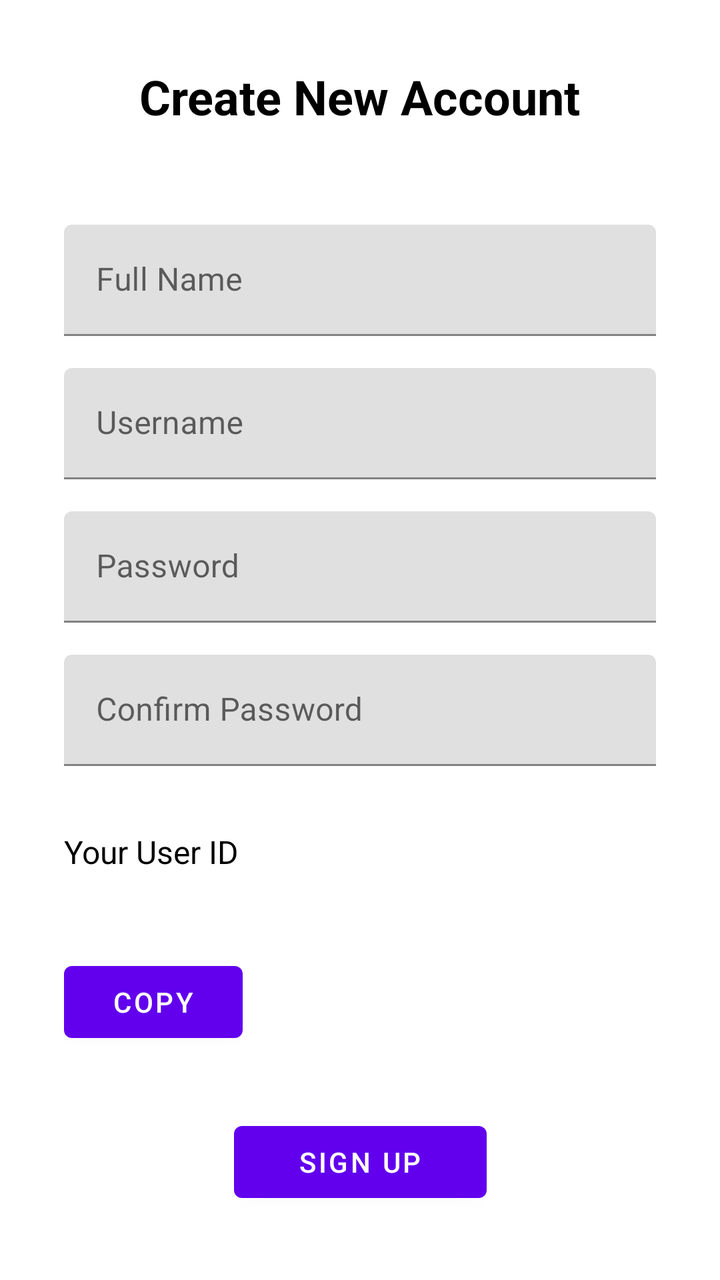
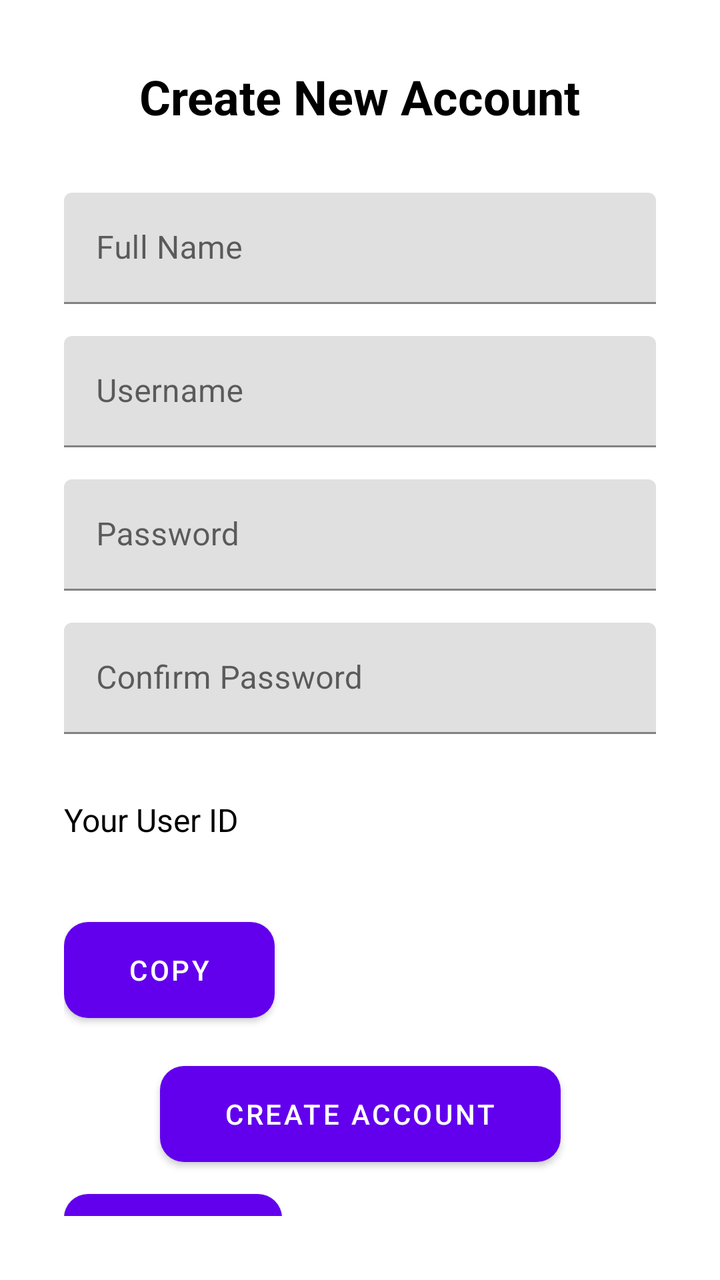

The first picture is an Android layout as it rendered before a commit; the second is the same layout after the commit. The layout source and the unified diff follow.
<!-- AndroidManifest.xml: application theme Theme.HarmonieBudget -->
<!-- res/layout/activity_register.xml -->
<?xml version="1.0" encoding="utf-8"?>
<androidx.constraintlayout.widget.ConstraintLayout
    xmlns:android="http://schemas.android.com/apk/res/android"
    xmlns:app="http://schemas.android.com/apk/res-auto"
    android:layout_width="match_parent"
    android:layout_height="match_parent"
    android:padding="32dp"
    android:background="@color/white">

    <TextView
        android:id="@+id/tv_register_title"
        android:layout_width="wrap_content"
        android:layout_height="wrap_content"
        android:text="@string/create_account_title"
        android:textSize="24sp"
        android:textStyle="bold"
        app:layout_constraintTop_toTopOf="parent"
        app:layout_constraintStart_toStartOf="parent"
        app:layout_constraintEnd_toEndOf="parent" />

    <com.google.android.material.textfield.TextInputLayout
        android:id="@+id/til_name"
        android:layout_width="0dp"
        android:layout_height="wrap_content"
        android:layout_marginTop="48dp"
        app:layout_constraintTop_toBottomOf="@id/tv_register_title"
        app:layout_constraintStart_toStartOf="parent"
        app:layout_constraintEnd_toEndOf="parent">

        <com.google.android.material.textfield.TextInputEditText
            android:id="@+id/et_name"
            android:layout_width="match_parent"
            android:layout_height="wrap_content"
            android:hint="@string/name_hint"
            android:textColor="@android:color/black" />
    </com.google.android.material.textfield.TextInputLayout>

    <com.google.android.material.textfield.TextInputLayout
        android:id="@+id/til_username"
        android:layout_width="0dp"
        android:layout_height="wrap_content"
        android:layout_marginTop="16dp"
        app:layout_constraintTop_toBottomOf="@id/til_name"
        app:layout_constraintStart_toStartOf="parent"
        app:layout_constraintEnd_toEndOf="parent">

        <com.google.android.material.textfield.TextInputEditText
            android:id="@+id/et_username"
            android:layout_width="match_parent"
            android:layout_height="wrap_content"
            android:hint="@string/username_hint"
            android:textColor="@android:color/black" />
    </com.google.android.material.textfield.TextInputLayout>

    <com.google.android.material.textfield.TextInputLayout
        android:id="@+id/til_password"
        android:layout_width="0dp"
        android:layout_height="wrap_content"
        android:layout_marginTop="16dp"
        app:layout_constraintTop_toBottomOf="@id/til_username"
        app:layout_constraintStart_toStartOf="parent"
        app:layout_constraintEnd_toEndOf="parent">

        <com.google.android.material.textfield.TextInputEditText
            android:id="@+id/et_password"
            android:layout_width="match_parent"
            android:layout_height="wrap_content"
            android:hint="@string/password_hint"
            android:inputType="textPassword"
            android:textColor="@android:color/black" />
    </com.google.android.material.textfield.TextInputLayout>

    <com.google.android.material.textfield.TextInputLayout
        android:id="@+id/til_confirm_password"
        android:layout_width="0dp"
        android:layout_height="wrap_content"
        android:layout_marginTop="16dp"
        app:layout_constraintTop_toBottomOf="@id/til_password"
        app:layout_constraintStart_toStartOf="parent"
        app:layout_constraintEnd_toEndOf="parent">

        <com.google.android.material.textfield.TextInputEditText
            android:id="@+id/et_confirm_password"
            android:layout_width="match_parent"
            android:layout_height="wrap_content"
            android:hint="@string/confirm_password_hint"
            android:inputType="textPassword"
            android:textColor="@android:color/black" />
    </com.google.android.material.textfield.TextInputLayout>

    
    <TextView
        android:id="@+id/tv_user_id_label"
        android:layout_width="wrap_content"
        android:layout_height="wrap_content"
        android:text="@string/user_id_label"
        android:textSize="16sp"
        android:layout_marginTop="32dp"
        app:layout_constraintTop_toBottomOf="@id/til_confirm_password"
        app:layout_constraintStart_toStartOf="parent" />

    <TextView
        android:id="@+id/tv_generated_user_id"
        android:layout_width="wrap_content"
        android:layout_height="wrap_content"
        android:textSize="18sp"
        android:textStyle="bold"
        android:layout_marginTop="8dp"
        app:layout_constraintTop_toBottomOf="@id/tv_user_id_label"
        app:layout_constraintStart_toStartOf="parent" />

    <Button
        android:id="@+id/btn_copy_user_id"
        android:layout_width="wrap_content"
        android:layout_height="wrap_content"
        android:text="@string/copy"
        android:minHeight="48dp"
        android:paddingStart="24dp"
        android:paddingEnd="24dp"
        android:layout_marginTop="8dp"
        app:layout_constraintTop_toBottomOf="@id/tv_generated_user_id"
        app:layout_constraintStart_toStartOf="parent" />

    <Button
        android:id="@+id/btn_register"
        android:layout_width="wrap_content"
        android:layout_height="wrap_content"
        android:text="@string/sign_up_button"
        android:minHeight="48dp"
        android:paddingStart="32dp"
        android:paddingEnd="32dp"
        android:layout_marginTop="32dp"
        app:layout_constraintTop_toBottomOf="@id/btn_copy_user_id"
        app:layout_constraintStart_toStartOf="parent"
        app:layout_constraintEnd_toEndOf="parent" />

    <Button
        android:id="@+id/btn_home"
        android:layout_width="wrap_content"
        android:layout_height="wrap_content"
        android:text="@string/home_button"
        android:minHeight="48dp"
        android:paddingStart="32dp"
        android:paddingEnd="32dp"
        android:layout_marginTop="16dp"
        app:layout_constraintTop_toBottomOf="@id/btn_register"
        app:layout_constraintStart_toStartOf="parent"
        app:layout_constraintEnd_toEndOf="parent" />

    <Button
        android:id="@+id/btn_log_in"
        android:layout_width="wrap_content"
        android:layout_height="wrap_content"
        android:text="@string/log_in_button"
        android:minHeight="48dp"
        android:paddingStart="32dp"
        android:paddingEnd="32dp"
        android:layout_marginTop="8dp"
        app:layout_constraintTop_toBottomOf="@id/btn_home"
        app:layout_constraintStart_toStartOf="parent"
        app:layout_constraintEnd_toEndOf="parent" />

</androidx.constraintlayout.widget.ConstraintLayout>
<!-- resources referenced by this layout -->
<resources>
  <color name="white">#FFFFFFFF</color>
  <string name="confirm_password_hint">Confirm Password</string>
  <string name="copy">Copy</string>
  <string name="create_account_title">Create New Account</string>
  <string name="home_button">Home</string>
  <string name="log_in_button">Log In</string>
  <string name="name_hint">Full Name</string>
  <string name="password_hint">Password</string>
  <string name="sign_up_button">Sign Up</string>
  <string name="user_id_label">Your User ID</string>
  <string name="username_hint">Username</string>
  <style name="Theme.HarmonieBudget" parent="Theme.MaterialComponents.DayNight.NoActionBar">
  
          
          <item name="colorPrimary">@color/purple_500</item>
  
          
          <item name="colorPrimaryVariant">@color/purple_700</item>
  
          
          <item name="colorSecondary">@color/teal_200</item>
  
          
          <item name="android:windowBackground">@color/white</item>
  
          
          <item name="android:textColor">@android:color/black</item>
  
      </style>
  <color name="purple_500">#FF6200EE</color>
  <color name="purple_700">#FF3700B3</color>
  <color name="teal_200">#FF03DAC5</color>
</resources>

<!-- the commit's change to res/layout/activity_register.xml (unified diff, before → after) -->
@@ -7,6 +7,7 @@
     android:padding="32dp"
     android:background="@color/white">
 
+    
     <TextView
         android:id="@+id/tv_register_title"
         android:layout_width="wrap_content"
@@ -18,15 +19,15 @@
         app:layout_constraintStart_toStartOf="parent"
         app:layout_constraintEnd_toEndOf="parent" />
 
+    
     <com.google.android.material.textfield.TextInputLayout
         android:id="@+id/til_name"
         android:layout_width="0dp"
         android:layout_height="wrap_content"
-        android:layout_marginTop="48dp"
+        android:layout_marginTop="32dp"
         app:layout_constraintTop_toBottomOf="@id/tv_register_title"
         app:layout_constraintStart_toStartOf="parent"
         app:layout_constraintEnd_toEndOf="parent">
-
         <com.google.android.material.textfield.TextInputEditText
             android:id="@+id/et_name"
             android:layout_width="match_parent"
@@ -35,6 +36,7 @@
             android:textColor="@android:color/black" />
     </com.google.android.material.textfield.TextInputLayout>
 
+    
     <com.google.android.material.textfield.TextInputLayout
         android:id="@+id/til_username"
         android:layout_width="0dp"
@@ -43,7 +45,6 @@
         app:layout_constraintTop_toBottomOf="@id/til_name"
         app:layout_constraintStart_toStartOf="parent"
         app:layout_constraintEnd_toEndOf="parent">
-
         <com.google.android.material.textfield.TextInputEditText
             android:id="@+id/et_username"
             android:layout_width="match_parent"
@@ -52,6 +53,7 @@
             android:textColor="@android:color/black" />
     </com.google.android.material.textfield.TextInputLayout>
 
+    
     <com.google.android.material.textfield.TextInputLayout
         android:id="@+id/til_password"
         android:layout_width="0dp"
@@ -60,7 +62,6 @@
         app:layout_constraintTop_toBottomOf="@id/til_username"
         app:layout_constraintStart_toStartOf="parent"
         app:layout_constraintEnd_toEndOf="parent">
-
         <com.google.android.material.textfield.TextInputEditText
             android:id="@+id/et_password"
             android:layout_width="match_parent"
@@ -70,6 +71,7 @@
             android:textColor="@android:color/black" />
     </com.google.android.material.textfield.TextInputLayout>
 
+    
     <com.google.android.material.textfield.TextInputLayout
         android:id="@+id/til_confirm_password"
         android:layout_width="0dp"
@@ -78,7 +80,6 @@
         app:layout_constraintTop_toBottomOf="@id/til_password"
         app:layout_constraintStart_toStartOf="parent"
         app:layout_constraintEnd_toEndOf="parent">
-
         <com.google.android.material.textfield.TextInputEditText
             android:id="@+id/et_confirm_password"
             android:layout_width="match_parent"
@@ -109,31 +110,38 @@
         app:layout_constraintTop_toBottomOf="@id/tv_user_id_label"
         app:layout_constraintStart_toStartOf="parent" />
 
+    
     <Button
         android:id="@+id/btn_copy_user_id"
         android:layout_width="wrap_content"
         android:layout_height="wrap_content"
         android:text="@string/copy"
         android:minHeight="48dp"
-        android:paddingStart="24dp"
-        android:paddingEnd="24dp"
+        android:paddingStart="32dp"
+        android:paddingEnd="32dp"
+        android:background="@drawable/rounded_button"
+        android:textColor="#FFFFFF"
         android:layout_marginTop="8dp"
         app:layout_constraintTop_toBottomOf="@id/tv_generated_user_id"
         app:layout_constraintStart_toStartOf="parent" />
 
+    
     <Button
         android:id="@+id/btn_register"
         android:layout_width="wrap_content"
         android:layout_height="wrap_content"
-        android:text="@string/sign_up_button"
+        android:text="Create Account"
         android:minHeight="48dp"
         android:paddingStart="32dp"
         android:paddingEnd="32dp"
-        android:layout_marginTop="32dp"
+        android:background="@drawable/rounded_button"
+        android:textColor="#FFFFFF"
+        android:layout_marginTop="24dp"
         app:layout_constraintTop_toBottomOf="@id/btn_copy_user_id"
         app:layout_constraintStart_toStartOf="parent"
         app:layout_constraintEnd_toEndOf="parent" />
 
+    
     <Button
         android:id="@+id/btn_home"
         android:layout_width="wrap_content"
@@ -142,10 +150,11 @@
         android:minHeight="48dp"
         android:paddingStart="32dp"
         android:paddingEnd="32dp"
+        android:background="@drawable/rounded_button"
+        android:textColor="#FFFFFF"
         android:layout_marginTop="16dp"
         app:layout_constraintTop_toBottomOf="@id/btn_register"
-        app:layout_constraintStart_toStartOf="parent"
-        app:layout_constraintEnd_toEndOf="parent" />
+        app:layout_constraintStart_toStartOf="parent" />
 
     <Button
         android:id="@+id/btn_log_in"
@@ -155,6 +164,8 @@
         android:minHeight="48dp"
         android:paddingStart="32dp"
         android:paddingEnd="32dp"
+        android:background="@drawable/rounded_button"
+        android:textColor="#FFFFFF"
         android:layout_marginTop="8dp"
         app:layout_constraintTop_toBottomOf="@id/btn_home"
         app:layout_constraintStart_toStartOf="parent"
<!-- resource entries referenced after the edit -->
@@ -1,6 +1,13 @@
 <!-- resources referenced by this layout -->
 <resources>
   <color name="white">#FFFFFFFF</color>
+  <!-- drawable rounded_button (drawable) -->
+  <?xml version="1.0" encoding="utf-8"?>
+  <shape xmlns:android="http://schemas.android.com/apk/res/android">
+      <solid android:color="#007AFF" /> 
+      <corners android:radius="12dp" /> 
+      <padding android:left="16dp" android:top="12dp" android:right="16dp" android:bottom="12dp" />
+  </shape>
   <string name="confirm_password_hint">Confirm Password</string>
   <string name="copy">Copy</string>
   <string name="create_account_title">Create New Account</string>
@@ -8,7 +15,6 @@
   <string name="log_in_button">Log In</string>
   <string name="name_hint">Full Name</string>
   <string name="password_hint">Password</string>
-  <string name="sign_up_button">Sign Up</string>
   <string name="user_id_label">Your User ID</string>
   <string name="username_hint">Username</string>
   <style name="Theme.HarmonieBudget" parent="Theme.MaterialComponents.DayNight.NoActionBar">
